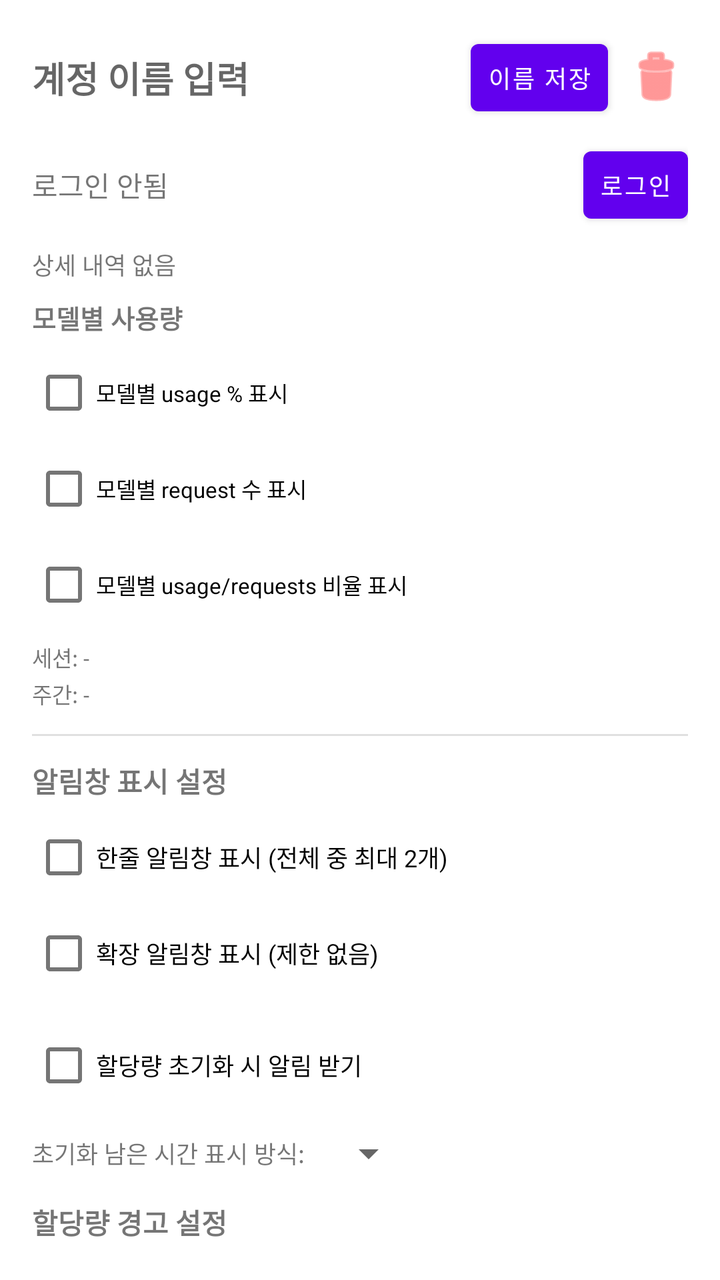
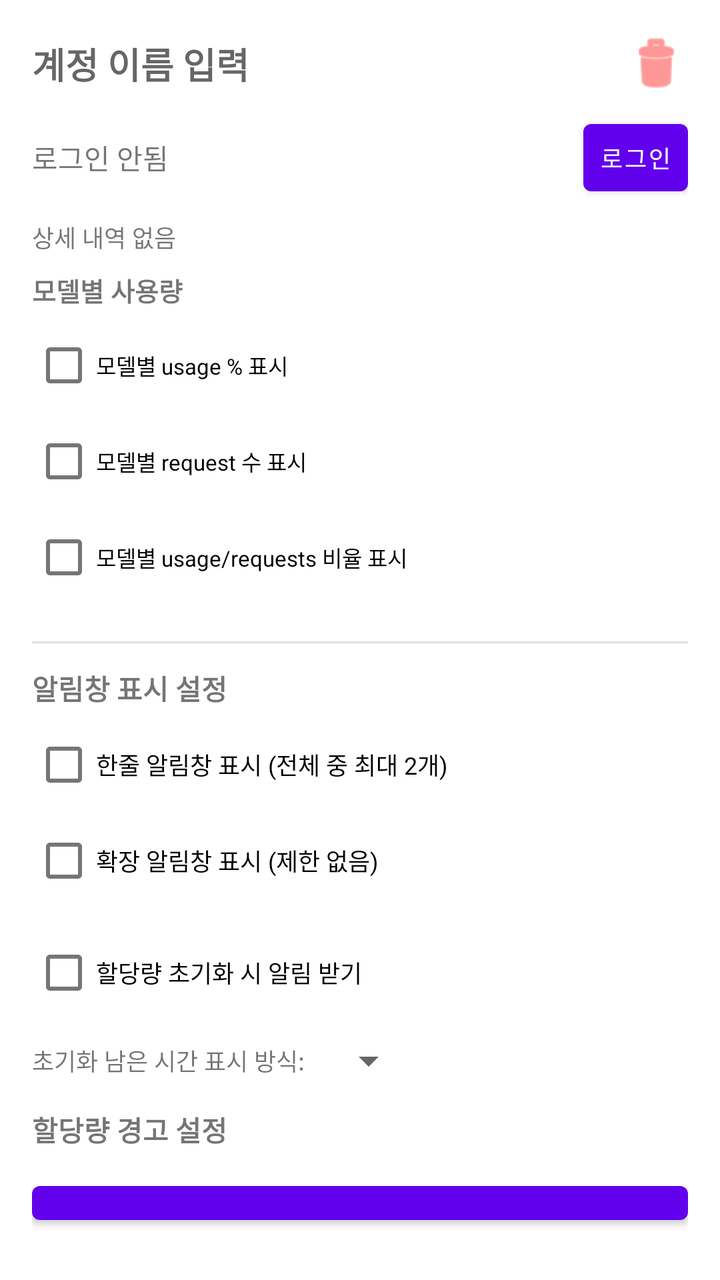

The first picture is an Android layout as it rendered before a commit; the second is the same layout after the commit. The layout source and the unified diff follow.
<!-- AndroidManifest.xml: application theme Theme.OllamaQuotaWidget -->
<!-- res/layout/item_account_card.xml -->
<?xml version="1.0" encoding="utf-8"?>
<LinearLayout xmlns:android="http://schemas.android.com/apk/res/android"
    android:layout_width="match_parent"
    android:layout_height="wrap_content"
    android:orientation="vertical"
    android:padding="16dp"
    android:layout_marginBottom="16dp"
    android:elevation="2dp">

    
    <LinearLayout
        android:layout_width="match_parent"
        android:layout_height="wrap_content"
        android:orientation="horizontal"
        android:gravity="center_vertical"
        android:layout_marginBottom="8dp">
        
        <EditText
            android:id="@+id/etItemName"
            android:layout_width="0dp"
            android:layout_weight="1"
            android:layout_height="wrap_content"
            android:hint="계정 이름 입력"
            android:textSize="18sp"
            android:textStyle="bold"
            android:background="@null" />
            
        <Button
            android:id="@+id/btnItemSaveName"
            android:layout_width="wrap_content"
            android:layout_height="wrap_content"
            android:text="이름 저장"
            android:textSize="12sp"
            android:minHeight="0dp"
            android:minWidth="0dp"
            android:padding="8dp"/>
            
        <ImageButton
            android:id="@+id/btnItemDelete"
            android:layout_width="wrap_content"
            android:layout_height="wrap_content"
            android:src="@android:drawable/ic_menu_delete"
            android:background="?attr/selectableItemBackgroundBorderless"
            android:layout_marginStart="8dp"
            android:tint="#FF5252"
            android:contentDescription="계정 삭제" />
    </LinearLayout>

    
    <LinearLayout
        android:layout_width="match_parent"
        android:layout_height="wrap_content"
        android:orientation="horizontal"
        android:gravity="center_vertical"
        android:layout_marginBottom="8dp">
        
        <TextView
            android:id="@+id/tvItemStatus"
            android:layout_width="0dp"
            android:layout_weight="1"
            android:layout_height="wrap_content"
            android:text="로그인 안됨" />
            
        <Button
            android:id="@+id/btnItemLogin"
            android:layout_width="wrap_content"
            android:layout_height="wrap_content"
            android:text="로그인"
            android:textSize="12sp"
            android:minHeight="0dp"
            android:minWidth="0dp"
            android:padding="8dp" />
    </LinearLayout>

    <TextView
        android:id="@+id/tvItemDetail"
        android:layout_width="match_parent"
        android:layout_height="wrap_content"
        android:textSize="12sp"
        android:text="상세 내역 없음"
        android:layout_marginBottom="8dp" />

    
    <TextView
        android:layout_width="wrap_content"
        android:layout_height="wrap_content"
        android:text="모델별 사용량"
        android:textStyle="bold"
        android:textSize="13sp"
        android:layout_marginBottom="4dp" />

    
    <CheckBox
        android:id="@+id/cbShowModelUsage"
        android:layout_width="wrap_content"
        android:layout_height="wrap_content"
        android:text="모델별 usage % 표시"
        android:textSize="11sp" />

    <CheckBox
        android:id="@+id/cbShowModelRequests"
        android:layout_width="wrap_content"
        android:layout_height="wrap_content"
        android:text="모델별 request 수 표시"
        android:textSize="11sp" />

    <CheckBox
        android:id="@+id/cbShowModelUsagePerReq"
        android:layout_width="wrap_content"
        android:layout_height="wrap_content"
        android:text="모델별 usage/requests 비율 표시"
        android:textSize="11sp"
        android:layout_marginBottom="4dp" />

    <TextView
        android:id="@+id/tvItemSessionModels"
        android:layout_width="match_parent"
        android:layout_height="wrap_content"
        android:textSize="11sp"
        android:text="세션: -"
        android:layout_marginBottom="2dp" />

    <TextView
        android:id="@+id/tvItemWeeklyModels"
        android:layout_width="match_parent"
        android:layout_height="wrap_content"
        android:textSize="11sp"
        android:text="주간: -"
        android:layout_marginBottom="12dp" />

    <View
        android:layout_width="match_parent"
        android:layout_height="1dp"
        android:background="?android:attr/listDivider"
        android:layout_marginBottom="12dp" />

    
    <TextView
        android:layout_width="wrap_content"
        android:layout_height="wrap_content"
        android:text="알림창 표시 설정"
        android:textStyle="bold"
        android:textSize="14sp"
        android:layout_marginBottom="4dp"/>
        
    <CheckBox
        android:id="@+id/cbItemShowCollapsed"
        android:layout_width="wrap_content"
        android:layout_height="wrap_content"
        android:text="한줄 알림창 표시 (전체 중 최대 2개)"
        android:textSize="12sp" />
        
    <CheckBox
        android:id="@+id/cbItemShowExpanded"
        android:layout_width="wrap_content"
        android:layout_height="wrap_content"
        android:text="확장 알림창 표시 (제한 없음)"
        android:textSize="12sp"
        android:layout_marginBottom="8dp"/>

    <CheckBox
        android:id="@+id/cbItemAlertOnReset"
        android:layout_width="wrap_content"
        android:layout_height="wrap_content"
        android:text="할당량 초기화 시 알림 받기"
        android:textSize="12sp"
        android:layout_marginBottom="8dp"/>

    <LinearLayout
        android:layout_width="match_parent"
        android:layout_height="wrap_content"
        android:orientation="horizontal"
        android:gravity="center_vertical"
        android:layout_marginBottom="12dp">
        <TextView
            android:layout_width="wrap_content"
            android:layout_height="wrap_content"
            android:text="초기화 남은 시간 표시 방식:"
            android:textSize="12sp"/>
        <Spinner
            android:id="@+id/spinnerResetTimeMode"
            android:layout_width="wrap_content"
            android:layout_height="wrap_content"
            android:layout_marginStart="8dp" />
    </LinearLayout>

    
    <TextView
        android:layout_width="wrap_content"
        android:layout_height="wrap_content"
        android:text="할당량 경고 설정"
        android:textStyle="bold"
        android:textSize="14sp"
        android:layout_marginBottom="4dp"/>

    <LinearLayout
        android:id="@+id/llAlertsContainer"
        android:layout_width="match_parent"
        android:layout_height="wrap_content"
        android:orientation="vertical"
        android:layout_marginBottom="8dp"/>

    <Button
        android:id="@+id/btnAddAlert"
        android:layout_width="match_parent"
        android:layout_height="wrap_content"
        android:text="+ 알림 규칙 추가"
        android:textSize="12sp"
        android:minHeight="0dp"
        android:padding="8dp"
        android:layout_marginBottom="8dp"/>
    
    <Button
        android:id="@+id/btnItemSaveSettings"
        android:layout_width="match_parent"
        android:layout_height="wrap_content"
        android:text="설정 저장 (표시 여부 및 경고 기준)"
        android:layout_marginTop="8dp"/>

</LinearLayout>
<!-- resources referenced by this layout -->
<resources>
  <style name="Theme.OllamaQuotaWidget" parent="Theme.MaterialComponents.DayNight.DarkActionBar">
          <item name="colorPrimary">@color/purple_500</item>
          <item name="colorPrimaryVariant">@color/purple_700</item>
          <item name="colorOnPrimary">@color/white</item>
          <item name="colorSecondary">@color/teal_200</item>
          <item name="colorSecondaryVariant">@color/teal_700</item>
          <item name="colorOnSecondary">@color/black</item>
          <item name="android:statusBarColor">?attr/colorPrimaryVariant</item>
      </style>
  <color name="purple_500">#FF6200EE</color>
  <color name="purple_700">#FF3700B3</color>
  <color name="white">#FFFFFFFF</color>
  <color name="teal_200">#FF03DAC5</color>
  <color name="teal_700">#FF018786</color>
  <color name="black">#FF000000</color>
</resources>

<!-- the commit's change to res/layout/item_account_card.xml (unified diff, before → after) -->
@@ -14,7 +14,7 @@
         android:orientation="horizontal"
         android:gravity="center_vertical"
         android:layout_marginBottom="8dp">
-        
+
         <EditText
             android:id="@+id/etItemName"
             android:layout_width="0dp"
@@ -24,17 +24,7 @@
             android:textSize="18sp"
             android:textStyle="bold"
             android:background="@null" />
-            
-        <Button
-            android:id="@+id/btnItemSaveName"
-            android:layout_width="wrap_content"
-            android:layout_height="wrap_content"
-            android:text="이름 저장"
-            android:textSize="12sp"
-            android:minHeight="0dp"
-            android:minWidth="0dp"
-            android:padding="8dp"/>
-            
+
         <ImageButton
             android:id="@+id/btnItemDelete"
             android:layout_width="wrap_content"
@@ -112,20 +102,19 @@
         android:textSize="11sp"
         android:layout_marginBottom="4dp" />
 
-    <TextView
-        android:id="@+id/tvItemSessionModels"
-        android:layout_width="match_parent"
-        android:layout_height="wrap_content"
-        android:textSize="11sp"
-        android:text="세션: -"
+    
+    <LinearLayout
+        android:id="@+id/llSessionModelsContainer"
+        android:layout_width="match_parent"
+        android:layout_height="wrap_content"
+        android:orientation="vertical"
         android:layout_marginBottom="2dp" />
 
-    <TextView
-        android:id="@+id/tvItemWeeklyModels"
-        android:layout_width="match_parent"
-        android:layout_height="wrap_content"
-        android:textSize="11sp"
-        android:text="주간: -"
+    <LinearLayout
+        android:id="@+id/llWeeklyModelsContainer"
+        android:layout_width="match_parent"
+        android:layout_height="wrap_content"
+        android:orientation="vertical"
         android:layout_marginBottom="12dp" />
 
     <View
@@ -209,12 +198,5 @@
         android:minHeight="0dp"
         android:padding="8dp"
         android:layout_marginBottom="8dp"/>
-    
-    <Button
-        android:id="@+id/btnItemSaveSettings"
-        android:layout_width="match_parent"
-        android:layout_height="wrap_content"
-        android:text="설정 저장 (표시 여부 및 경고 기준)"
-        android:layout_marginTop="8dp"/>
 
 </LinearLayout>
